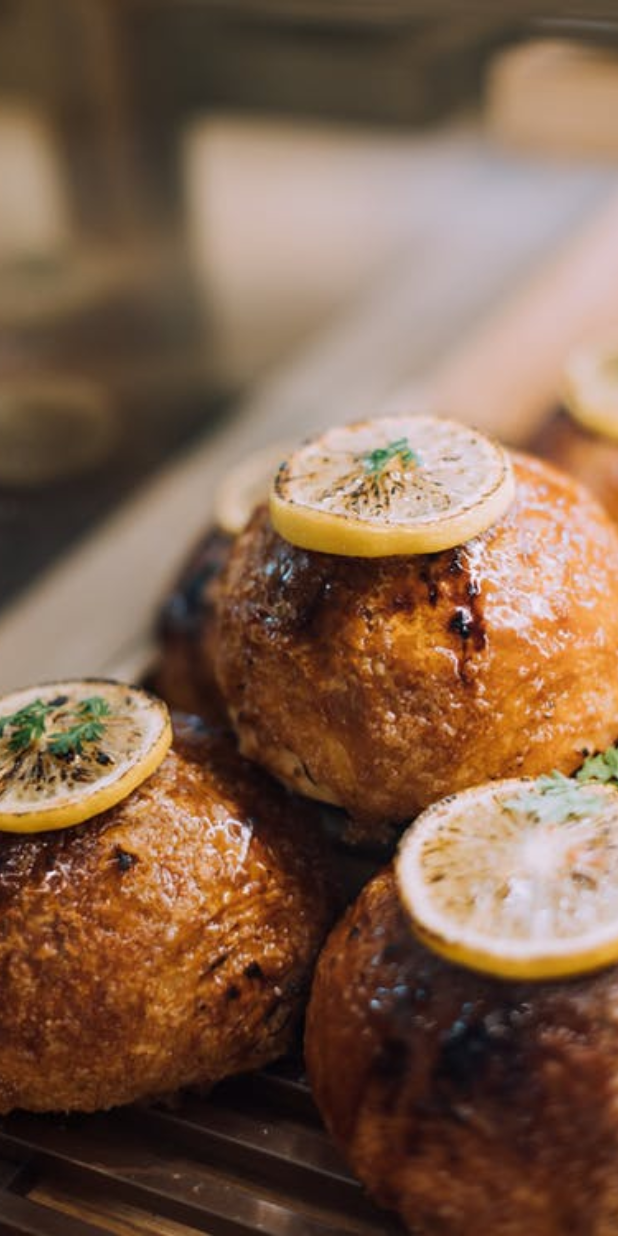
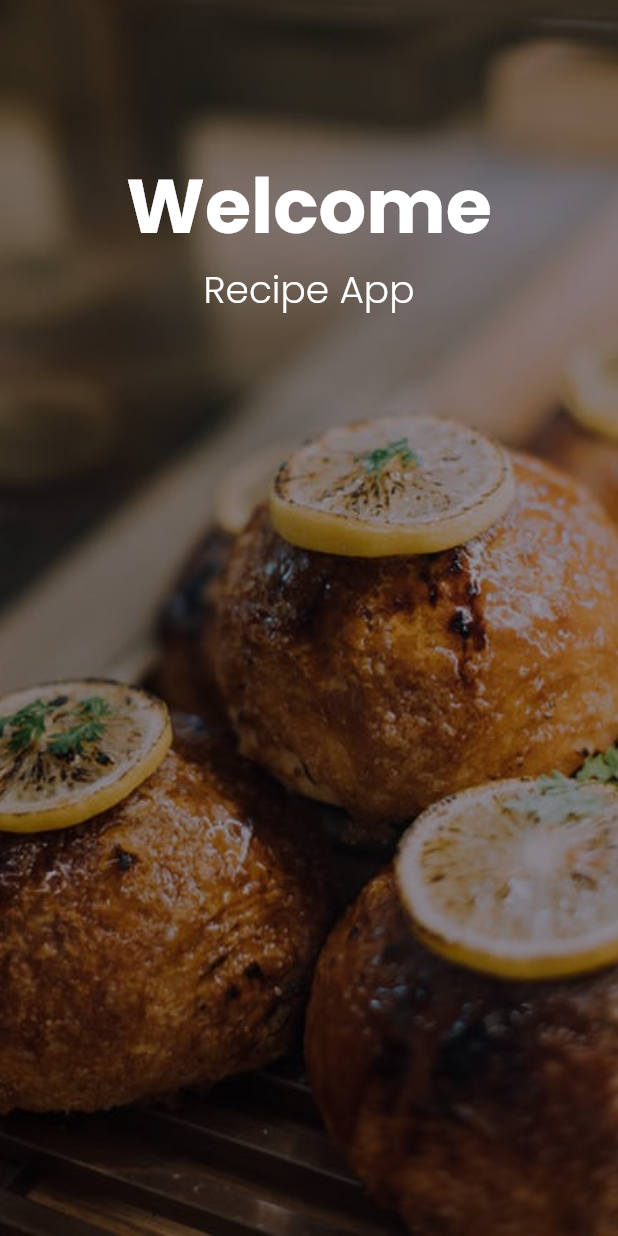
Before and after one commit to airacalins/ffuf_20220515_recipe_app, a Flutter app: the screen it shows after launch, on a phone screen of 412 x 824 dp. Run offline on Flutter 3.47's test engine with Material 2 defaults, Android fonts, the phone set to English and light mode, and no system bars.

Commit message:
darken welcome image color

```diff
--- a/lib/screens/app/welcome_screen.dart
+++ b/lib/screens/app/welcome_screen.dart
@@ -1,6 +1,7 @@
 // ignore_for_file: prefer_const_constructors
 
 import 'package:ffuf_20220513_recipe_app/screens/screens.dart';
+import 'package:ffuf_20220513_recipe_app/widgets/headline/headline_5.dart';
 import 'package:flutter/material.dart';
 import 'package:flutter/src/foundation/key.dart';
 import 'package:flutter/src/widgets/framework.dart';
@@ -10,18 +11,65 @@ class WelcomeScreen extends StatelessWidget {
 
   @override
   Widget build(BuildContext context) {
+    double width = MediaQuery.of(context).size.width;
+    double height = MediaQuery.of(context).size.height;
     // ignore: prefer_const_constructors
     return Scaffold(
       // ignore: prefer_const_constructors
       body: GestureDetector(
         onTap: () => Navigator.of(context).pushNamed(FoodsOverviewScreen.routeName),
-      child: SizedBox(
+        child: Stack(
+          children: [
+            SizedBox(
               height: double.infinity,
-        child: Image(
+              width: double.infinity,
+              child: Container(
+                decoration: BoxDecoration(
+                  color: Colors.black,
+                  image: DecorationImage(
+                    colorFilter: ColorFilter.mode(Colors.black.withOpacity(0.6), BlendMode.dstATop),
                     image: AssetImage('assets/images/welcome.jpeg'),
                     fit: BoxFit.cover,
                   ),
                 ),
-    ));
+              ),
+
+              // child: Image(
+              //   image: AssetImage('assets/images/welcome.jpeg'),
+              //   fit: BoxFit.cover,
+              // ),
+            ),
+            Positioned.fill(
+              top: 100,
+              child: Container(
+                height: double.infinity,
+                width: double.infinity,
+                child: Column(
+                  // ignore: prefer_const_literals_to_create_immutables
+                  children: [
+                    Text(
+                      'Welcome',
+                      style: TextStyle(
+                        fontSize: 50,
+                        fontWeight: FontWeight.bold,
+                        color: Colors.white,
+                      ),
+                    ),
+                    Text(
+                      'Recipe App',
+                      style: TextStyle(
+                        fontSize: 25,
+                        fontWeight: FontWeight.w300,
+                        color: Colors.white,
+                      ),
+                    )
+                  ],
+                ),
+              ),
+            )
+          ],
+        ),
+      ),
+    );
   }
 }
```
Lines whose indentation alone changed are shown as unchanged.
